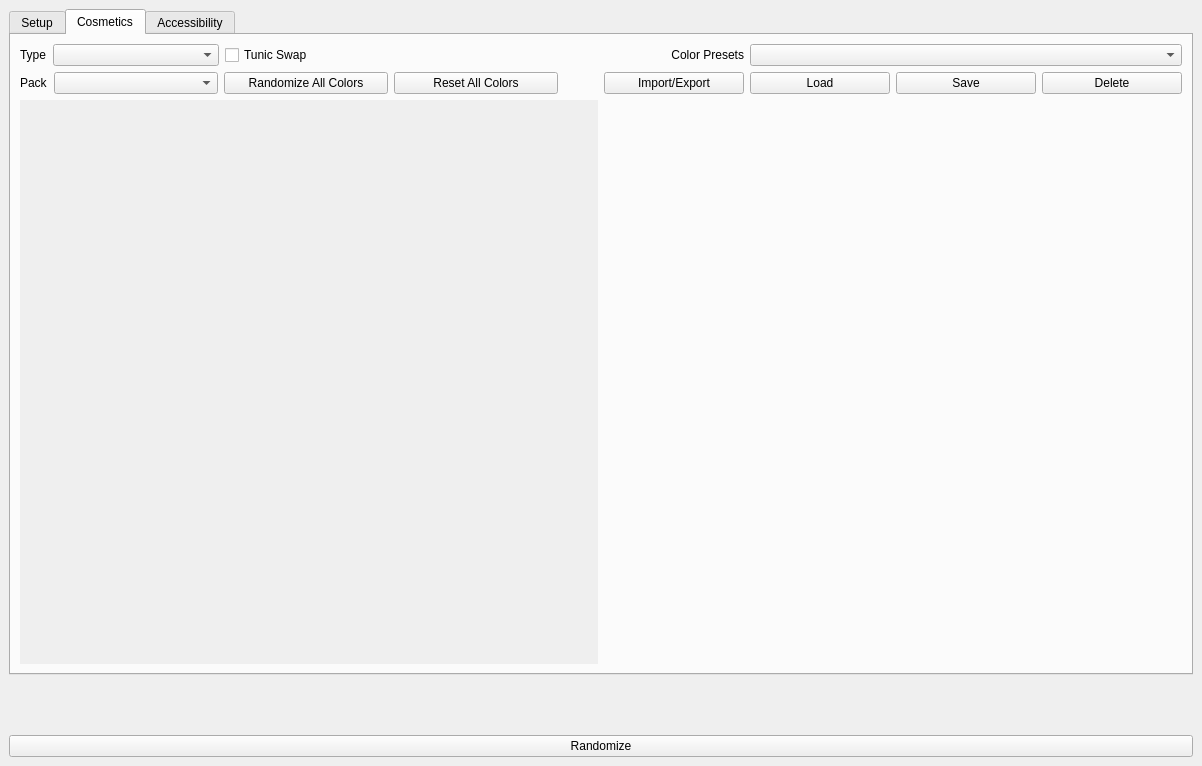
This is gui/randogui.ui in Battlecats59/sslib as Qt 5 draws it before an edit. The edited form follows.
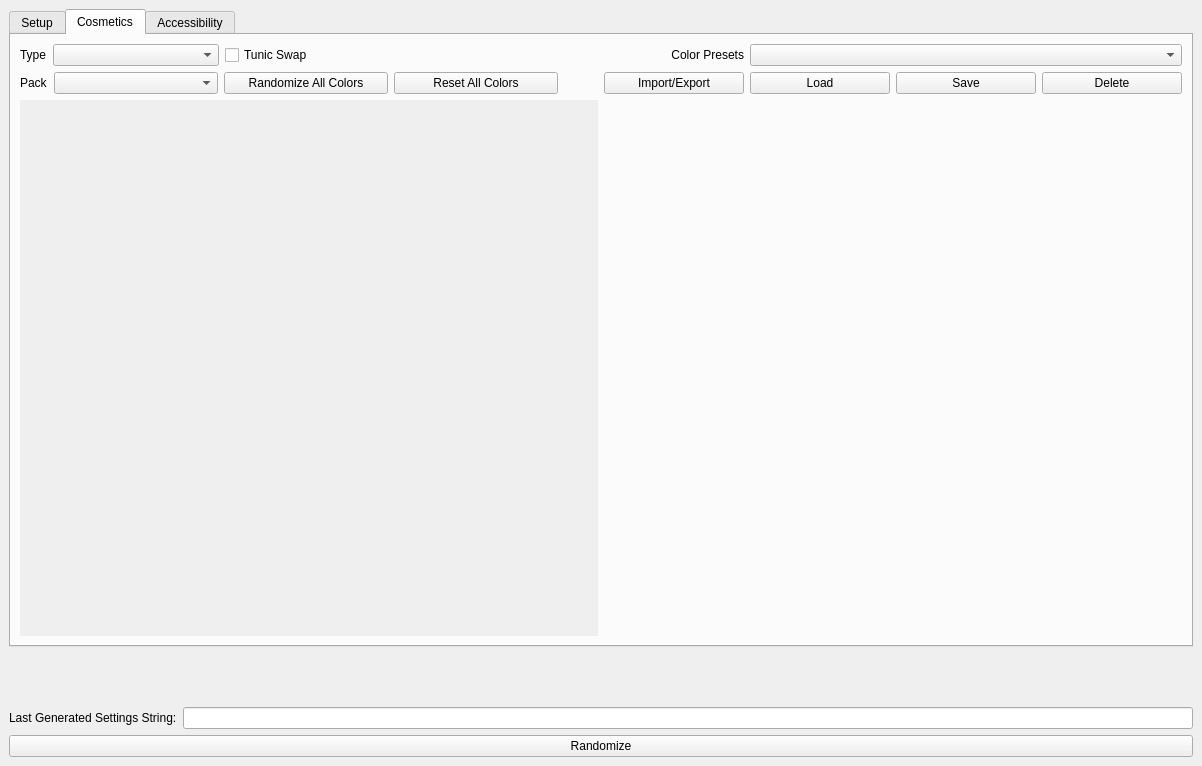
This is the edited form. The open tabs and pages were chosen to show the change.

```diff
--- a/gui/randogui.ui
+++ b/gui/randogui.ui
@@ -667,8 +667,8 @@
               <rect>
                <x>0</x>
                <y>0</y>
-               <width>576</width>
-               <height>527</height>
+               <width>98</width>
+               <height>46</height>
               </rect>
              </property>
              <layout class="QVBoxLayout" name="verticalLayout_34">
@@ -1084,10 +1084,22 @@
     <item>
      <layout class="QVBoxLayout" name="vlay_bottom_controls">
       <item>
-       <layout class="QHBoxLayout" name="hlay_permalink"/>
-      </item>
-      <item>
-       <layout class="QHBoxLayout" name="hlay_seed"/>
+       <layout class="QHBoxLayout" name="hlay_settings_string">
+        <item>
+         <widget class="QLabel" name="label_for_settings_string">
+          <property name="text">
+           <string>Last Generated Settings String:</string>
+          </property>
+         </widget>
+        </item>
+        <item>
+         <widget class="QLineEdit" name="settings_string">
+          <property name="readOnly">
+           <bool>true</bool>
+          </property>
+         </widget>
+        </item>
+       </layout>
       </item>
       <item>
        <layout class="QHBoxLayout" name="hlay_button_row">
```
Left out of the diff: 2 changed lines with no effect on the pictures.
